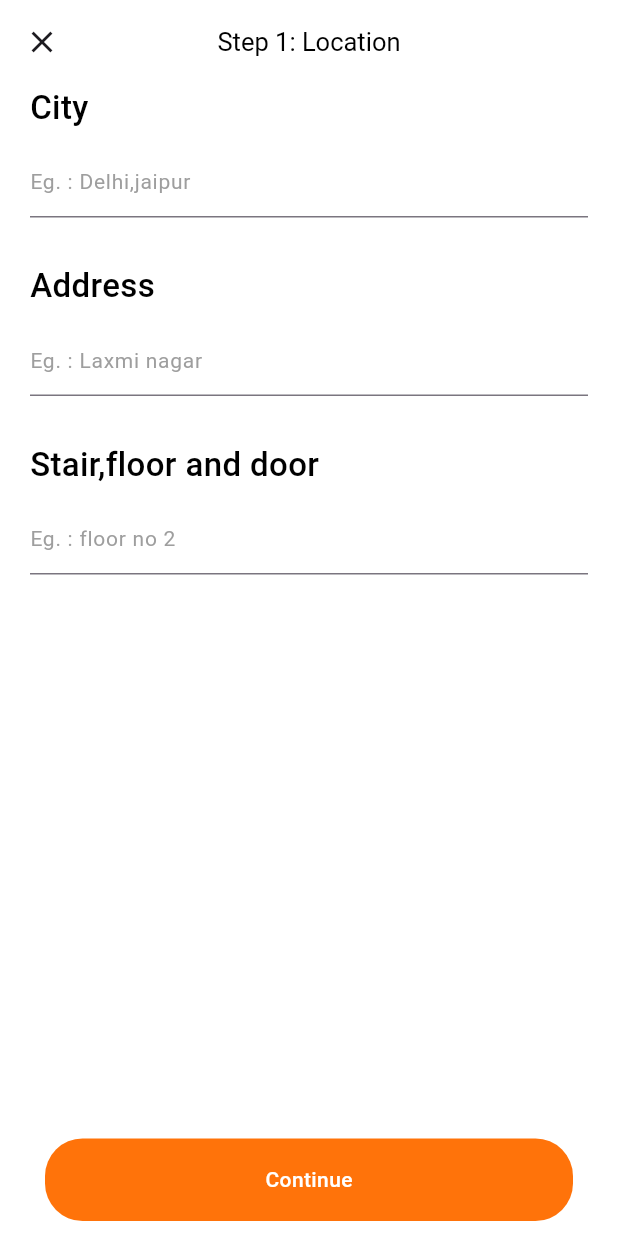
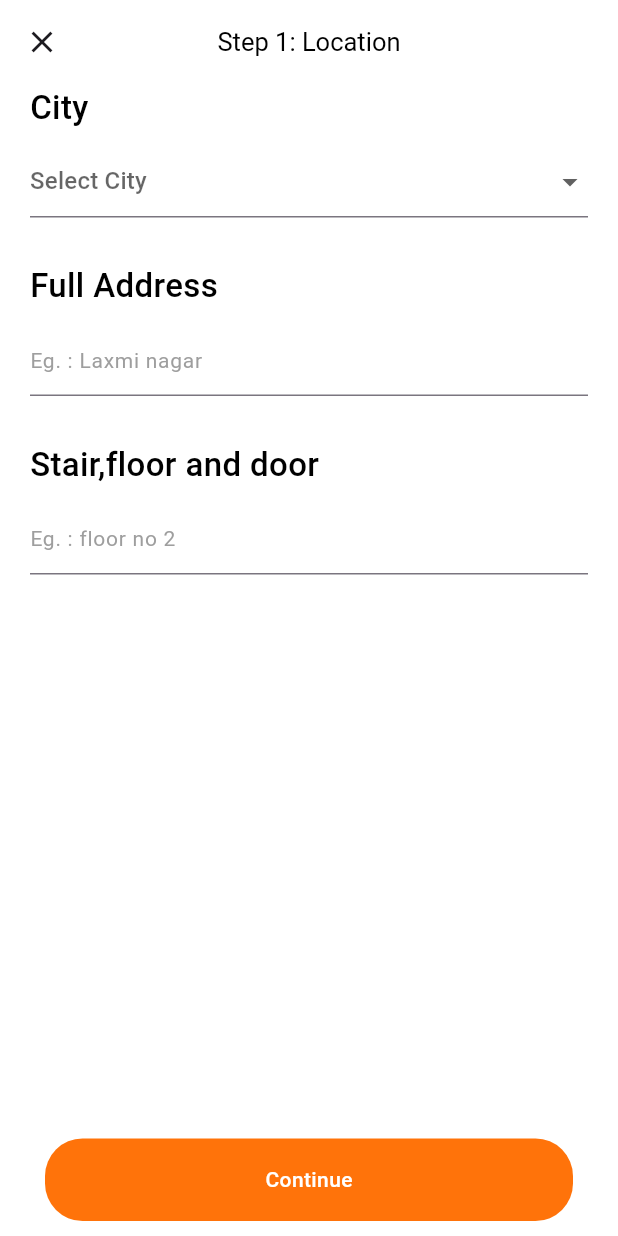
Before and after one commit to Brogrammer207/trunriproject, a Flutter app: the LocationScreen screen opened directly, after a tap on "Continue", on a phone screen of 412 x 824 dp. Run offline on Flutter 3.47's test engine with Material 3 defaults, Android fonts, the phone set to English and light mode, and no system bars; our stand-ins replace cached_network_image, carousel_slider, cloud_firestore, dio, dots_indicator, file_picker and 20 more; missing offline and left inert: email_otp, flutter_facebook_auth, flutter_google_places_hoc081098, google_api_headers; accounts and stored records are empty.

Commit message:
By Manish - 11-06-2024

```diff
--- a/lib/accommodation/locationScreen.dart
+++ b/lib/accommodation/locationScreen.dart
@@ -1,3 +1,5 @@
+import 'dart:developer';
+
 import 'package:cloud_firestore/cloud_firestore.dart';
 import 'package:firebase_auth/firebase_auth.dart';
 import 'package:flutter/cupertino.dart';
@@ -5,12 +7,14 @@ import 'package:flutter/material.dart';
 import 'package:get/get.dart';
 import 'package:trunriproject/accommodation/propertyScreen.dart';
 import 'package:trunriproject/widgets/helper.dart';
+import 'package:uuid/uuid.dart';
 
 import '../widgets/appTheme.dart';
 import '../widgets/commomButton.dart';
 
 class LocationScreen extends StatefulWidget {
-  const LocationScreen({super.key});
+  String ? dateTime;
+  LocationScreen({super.key,this.dateTime});
 
   @override
   State<LocationScreen> createState() => _LocationScreenState();
@@ -24,14 +28,18 @@ class _LocationScreenState extends State<LocationScreen> {
   final FirebaseAuth _auth = FirebaseAuth.instance;
   final FirebaseFirestore _firestore = FirebaseFirestore.instance;
 
+  final List<String> cityList = ['Sydney','Albury','Armidale','Bathurst','Blue Mountains','Broken Hill'];
+  String? selectedCity;
+
   Future<void> saveLocationData() async {
     OverlayEntry loader = NewHelper.overlayLoader(context);
     Overlay.of(context).insert(loader);
     User? user = _auth.currentUser;
+    log(widget.dateTime.toString());
     if (user != null) {
       QuerySnapshot querySnapshot = await _firestore
           .collection('accommodation')
-          .where('uid', isEqualTo: user.uid)
+          .where('formID', isEqualTo: widget.dateTime)
           .get();
 
       if (querySnapshot.docs.isNotEmpty) {
@@ -40,12 +48,12 @@ class _LocationScreenState extends State<LocationScreen> {
               .collection('accommodation')
               .doc(doc.id)
               .update({
-            'city': cityController.text,
+            'city': selectedCity,
             'address': addressController.text,
             'floor': floorController.text,
           });
         }
-        Get.to(const PropertyScreen());
+        Get.to(PropertyScreen(dateTime: widget.dateTime,));
         NewHelper.hideLoader(loader);
         showToast('Location saved');
       } else {
@@ -88,16 +96,30 @@ class _LocationScreenState extends State<LocationScreen> {
               const SizedBox(
                 height: 10,
               ),
-              TextFormField(
-                controller: cityController,
+              DropdownButtonFormField<String>(
+                value: selectedCity,
+                items: cityList.map((String city) {
+                  return DropdownMenuItem<String>(
+                    value: city,
+                    child: Text(city),
+                  );
+                }).toList(),
+                onChanged: (newValue) {
+                  setState(() {
+                    selectedCity = newValue;
+                  });
+                },
                 decoration: const InputDecoration(
-                    hintText: 'Eg. : Delhi,jaipur', hintStyle: TextStyle(color: Colors.grey, fontSize: 14)),
+                  hintText: 'Select City',
+                  hintStyle: TextStyle(color: Colors.grey, fontSize: 14),
+
+                ),
               ),
               const SizedBox(
                 height: 30,
               ),
               const Text(
-                'Address',
+                'Full Address',
                 style: TextStyle(fontSize: 22, fontWeight: FontWeight.w500, color: Colors.black),
               ),
               const SizedBox(
--- a/pubspec.yaml
+++ b/pubspec.yaml
@@ -77,6 +77,7 @@ dependencies:
   dio: ^5.4.3+1
   path_provider: ^2.1.3
   file_picker: ^8.0.3
+  uuid: ^4.4.0
 
 
 dev_dependencies:
```
Also changed, not shown: lib/accommodation/accommodationOptionScreen.dart (+10 -3 lines), lib/accommodation/addMediaScreen.dart (+6 -3 lines), lib/accommodation/availabilityAndPriceScreen.dart (+7 -3 lines), lib/accommodation/flatmatesScreen.dart (+6 -3 lines), lib/accommodation/lookingForAPlaceScreen.dart (added, +142 -0 lines), lib/accommodation/propertyScreen.dart (+10 -8 lines), lib/accommodation/whichBestDescribeYouScreen.dart (deleted, +0 -81 lines), lib/accommodation/whichYouListScreen.dart (+12 -3 lines), pubspec.lock.
